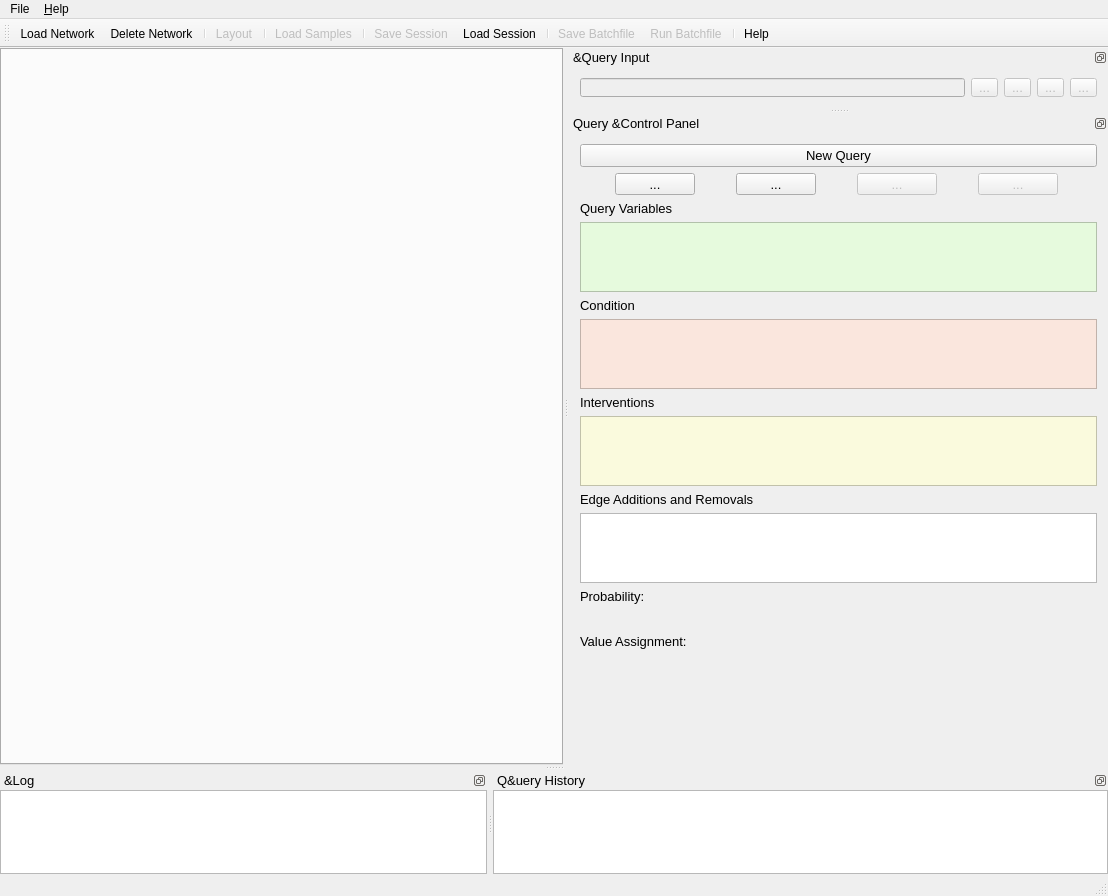
The window that gui/mainwindow.ui (unisb-bioinf/causaltrail) describes before a commit, drawn with Qt 5.
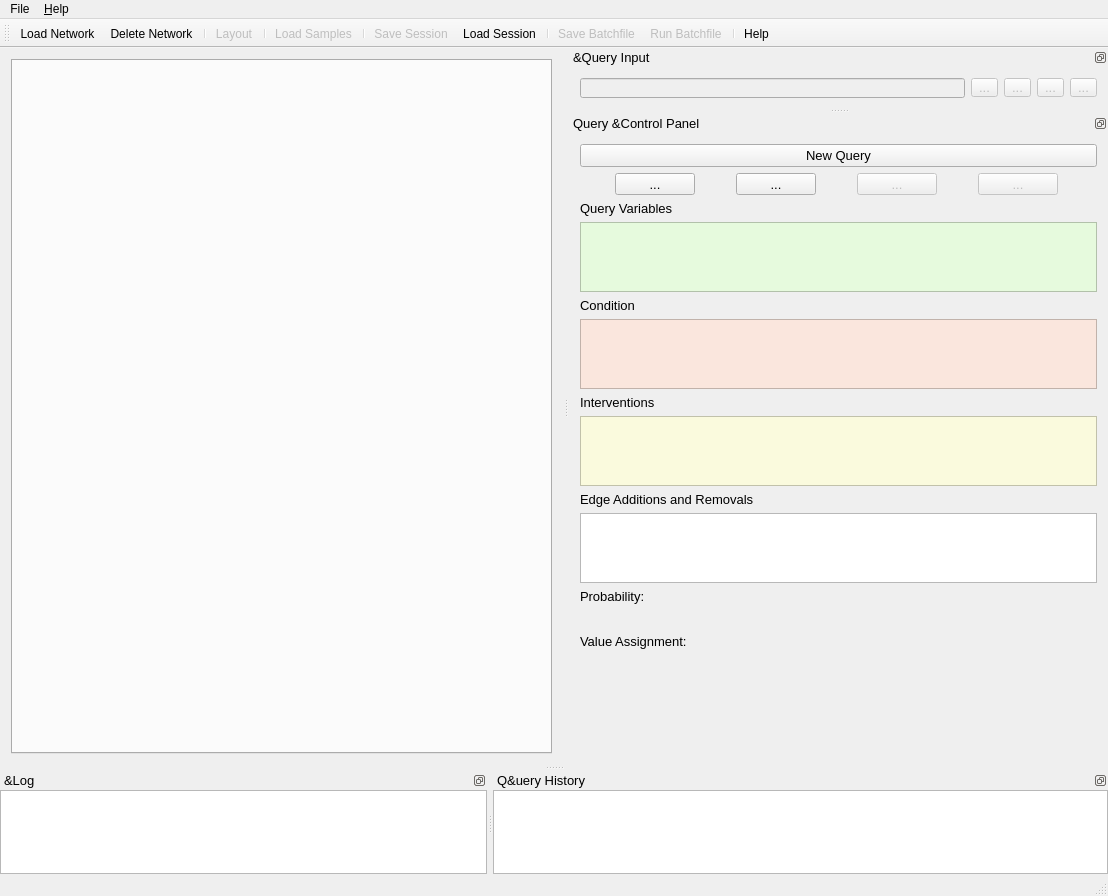
The same window after the commit. Icons and pictures are not drawn. Custom widgets are drawn as their Qt base class.

Commit message: Query Input Layout fixed

What changed in the file:
```diff
--- a/gui/mainwindow.ui
+++ b/gui/mainwindow.ui
@@ -36,21 +36,6 @@
     </sizepolicy>
    </property>
    <layout class="QHBoxLayout" name="horizontalLayout_2">
-    <property name="spacing">
-     <number>0</number>
-    </property>
-    <property name="leftMargin">
-     <number>0</number>
-    </property>
-    <property name="topMargin">
-     <number>0</number>
-    </property>
-    <property name="rightMargin">
-     <number>0</number>
-    </property>
-    <property name="bottomMargin">
-     <number>0</number>
-    </property>
     <item>
      <widget class="QTabWidget" name="tabWidget">
       <property name="sizePolicy">
@@ -288,11 +273,15 @@
     <property name="enabled">
      <bool>false</bool>
     </property>
-    <layout class="QGridLayout" name="gridLayout_2">
-     <item row="0" column="0">
       <layout class="QHBoxLayout" name="horizontalLayout">
        <item>
         <widget class="QLineEdit" name="Input">
+       <property name="minimumSize">
+        <size>
+         <width>0</width>
+         <height>20</height>
+        </size>
+       </property>
          <property name="font">
           <font>
            <pointsize>12</pointsize>
@@ -382,8 +371,6 @@
         </widget>
        </item>
       </layout>
-     </item>
-    </layout>
    </widget>
   </widget>
   <widget class="QDockWidget" name="dockWidget_5">
```
Left out of the diff: 28 changed lines with no effect on the pictures. Lines whose indentation alone changed are shown as unchanged.
